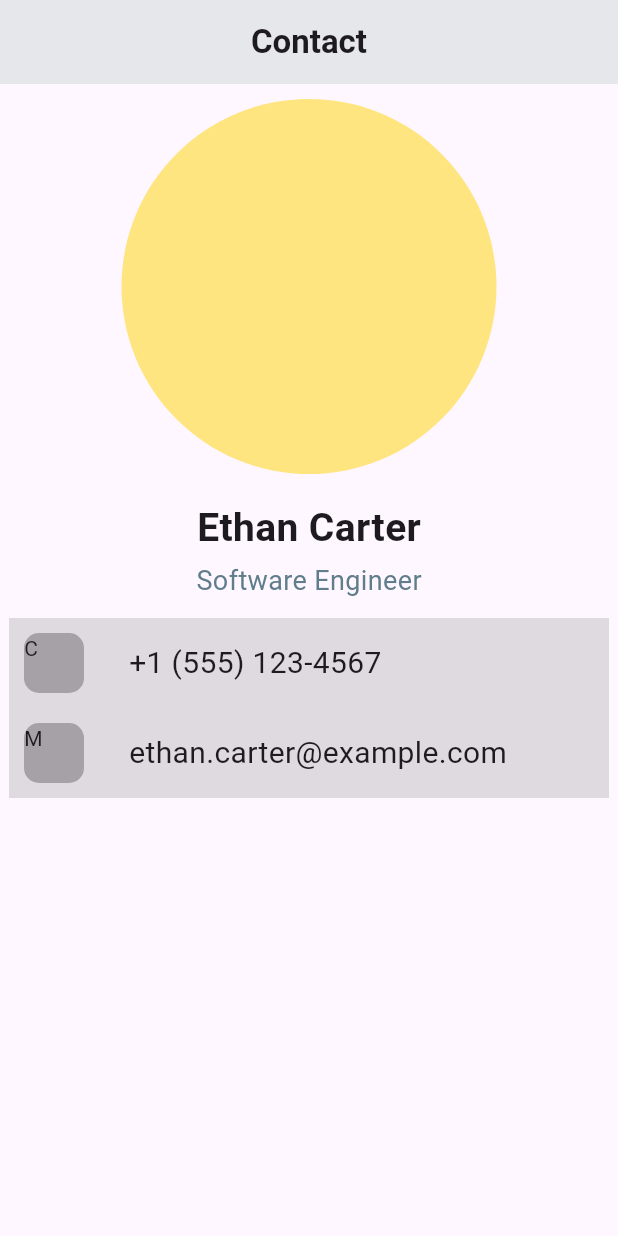
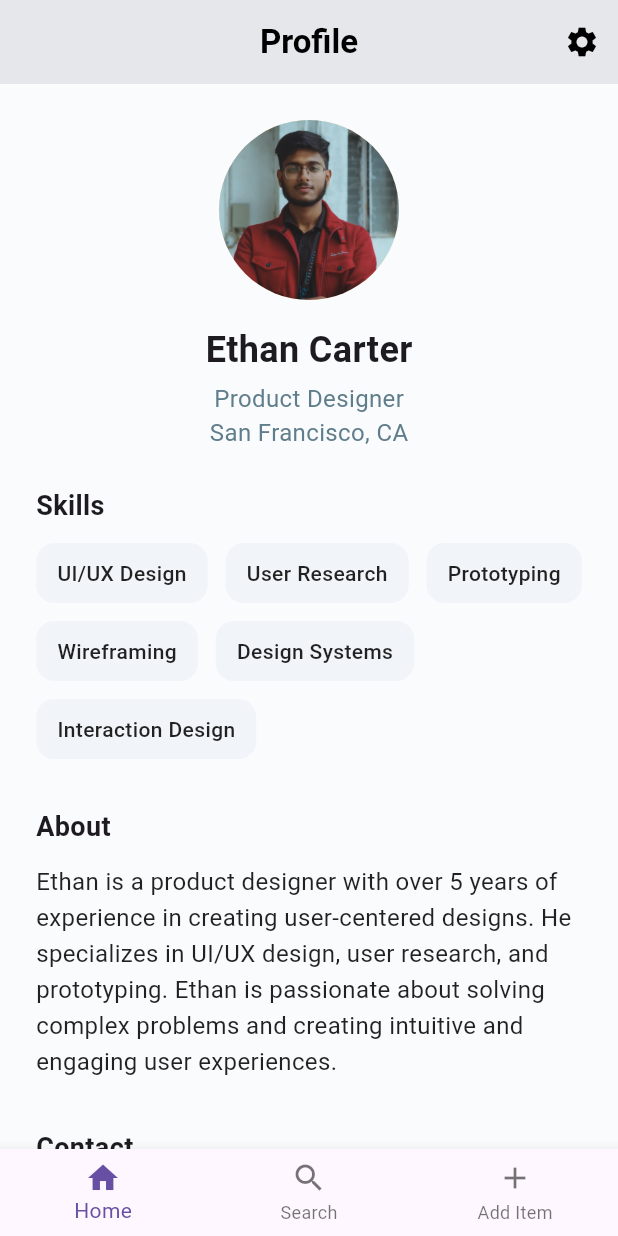
Before and after one commit to aadicode69/jovac_flutter, a Flutter app: the screen it shows after launch, on a phone screen of 412 x 824 dp. Run offline on Flutter 3.47's test engine with Material 3 defaults, Android fonts, the phone set to English and light mode, and no system bars.

Commit message:
Assignment_2

```diff
--- a/lib/main.dart
+++ b/lib/main.dart
@@ -10,134 +10,216 @@ class MyApp extends StatelessWidget {
   @override
   Widget build(BuildContext context) {
     return MaterialApp(
-      title: 'My First',
+      debugShowCheckedModeBanner: false,
+      title: "Profile Page",
       home: Scaffold(
+        backgroundColor: const Color(0xFFF9FBFC),
         appBar: AppBar(
-          backgroundColor: Color(0xFFE5E7EB),
+          backgroundColor: const Color(0xFFE5E7EB),
           title: const Text(
-            'Contact',
+            'Profile',
             style: TextStyle(
               fontWeight: FontWeight.bold,
+              color: Colors.black,
             ),
           ),
           centerTitle: true,
+          actions: [
+            IconButton(
+              icon: const Icon(Icons.settings, color: Colors.black),
+              onPressed: () {},
+            ),
+          ],
         ),
-        body: Center(
-          child: Column(
-            mainAxisAlignment: MainAxisAlignment.start,
-            crossAxisAlignment: CrossAxisAlignment.center,
-            children: [
-              Column(
-                children: [
-                  Container(
-                    margin: const EdgeInsets.only(top: 10),
-                    width: 250,
-                    height: 250,
-                    decoration: BoxDecoration(
-                      color: Colors.amberAccent.shade100,
-                      borderRadius: BorderRadius.circular(150),
-                    ),
-                  ),
-                  const SizedBox(height: 16),
-                  Container(
-                    alignment: Alignment.center,
-                    height: 40,
-                    width: 250,
-                    child: const Text(
-                      'Ethan Carter',
-                      style: TextStyle(
-                        fontWeight: FontWeight.bold,
-                        fontSize: 26,
-                      ),
-                    ),
-                  ),
-                  Container(
-                    alignment: Alignment.center,
-                    height: 30,
-                    width: 250,
-                    child: const Text(
-                      'Software Engineer',
-                      style: TextStyle(
-                        fontSize: 18,
-                        color: Colors.blueGrey,
-                      ),
-                    ),
-                  )
-                ],
-              ),
-              Column(
-                children: [
-                  const SizedBox(
-                    height: 10,
-                  ),
-                  Container(
-                    width: 400,
-                    height: 60,
-                    color: Colors.black12,
-                    child: Row(
-                      children: [
-                        Container(
-                          margin: const EdgeInsets.only(left: 10, right: 30),
-                          width: 40,
-                          height: 40,
-                          child: const Text('C'),
-                          decoration: BoxDecoration(
-                            color: Colors.black26,
-                            borderRadius: BorderRadius.circular(10),
-                          ),
-                        ),
-                        Container(
-                          alignment: Alignment.centerLeft,
-                          height: 40,
-                          width: 250,
-                          child: const Text(
-                            '+1 (555) 123-4567',
-                            style: TextStyle(
-                              fontSize: 20,
-                              fontWeight: FontWeight.normal,
-                            ),
-                          ),
-                        )
-                      ],
-                    ),
-                  ),
-                  Container(
-                    width: 400,
-                    height: 60,
-                    color: Colors.black12,
-                    child: Row(
-                      children: [
-                        Container(
-                          margin: const EdgeInsets.only(left: 10, right: 30),
-                          width: 40,
-                          height: 40,
-                          decoration: BoxDecoration(
-                            color: Colors.black26,
-                            borderRadius: BorderRadius.circular(10),
-                          ),
-                          child: const Text('M'),
-                        ),
-                        Container(
-                          alignment: Alignment.centerLeft,
-                          height: 40,
-                          width: 300,
-                          child: const Text(
-                            'ethan.carter@example.com',
-                            style: TextStyle(
-                              fontSize: 20,
-                              fontWeight: FontWeight.normal,
-                            ),
-                          ),
-                        )
-                      ],
-                    ),
-                  ),
-                ],
-              ),
-            ],
-          ),
+        body: const ProfilePage(),
+        bottomNavigationBar: BottomNavigationBar(
+          items: const [
+            BottomNavigationBarItem(icon: Icon(Icons.home), label: "Home"),
+            BottomNavigationBarItem(icon: Icon(Icons.search), label: "Search"),
+            BottomNavigationBarItem(icon: Icon(Icons.add), label: "Add Item"),
+          ],
         ),
       ),
     );
   }
 }
+
+class ProfilePage extends StatelessWidget {
+  const ProfilePage({super.key});
+
+  @override
+  Widget build(BuildContext context) {
+    return SafeArea(
+      child: SingleChildScrollView(
+        padding: const EdgeInsets.all(24),
+        child: Column(
+          crossAxisAlignment: CrossAxisAlignment.center,
+          children: [
+            // Avatar
+            Container(
+              width: 120,
+              height: 120,
+              decoration: BoxDecoration(
+                shape: BoxShape.circle,
+                color: Colors.orange[100],
+              ),
+              child: ClipOval(
+                child: Image.asset("assets/image/my.jpg", fit: BoxFit.cover),
+              ),
+            ),
+
+            const SizedBox(height: 16),
+
+            const Text(
+              'Ethan Carter',
+              style: TextStyle(fontSize: 24, fontWeight: FontWeight.bold),
+            ),
+            const SizedBox(height: 4),
+            const Text(
+              'Product Designer',
+              style: TextStyle(color: Colors.blueGrey, fontSize: 16),
+            ),
+            const Text(
+              'San Francisco, CA',
+              style: TextStyle(color: Colors.blueGrey, fontSize: 16),
+            ),
+
+            const SizedBox(height: 24),
+
+            // Skills
+            const Align(
+              alignment: Alignment.centerLeft,
+              child: Text(
+                'Skills',
+                style: TextStyle(fontSize: 18, fontWeight: FontWeight.bold),
+              ),
+            ),
+            const SizedBox(height: 12),
+            const Wrap(
+              spacing: 12,
+              runSpacing: 12,
+              children: [
+                SkillChip(label: 'UI/UX Design'),
+                SkillChip(label: 'User Research'),
+                SkillChip(label: 'Prototyping'),
+                SkillChip(label: 'Wireframing'),
+                SkillChip(label: 'Design Systems'),
+                SkillChip(label: 'Interaction Design'),
+              ],
+            ),
+
+            const SizedBox(height: 32),
+
+            // About
+            const Align(
+              alignment: Alignment.centerLeft,
+              child: Text(
+                'About',
+                style: TextStyle(fontSize: 18, fontWeight: FontWeight.bold),
+              ),
+            ),
+            const SizedBox(height: 12),
+            const Text(
+              'Ethan is a product designer with over 5 years of experience in creating user-centered designs. '
+              'He specializes in UI/UX design, user research, and prototyping. Ethan is passionate about solving '
+              'complex problems and creating intuitive and engaging user experiences.',
+              style:
+                  TextStyle(color: Colors.black87, fontSize: 16, height: 1.5),
+            ),
+
+            const SizedBox(height: 32),
+
+            // Contact
+            const Align(
+              alignment: Alignment.centerLeft,
+              child: Text(
+                'Contact',
+                style: TextStyle(fontSize: 18, fontWeight: FontWeight.bold),
+              ),
+            ),
+            const SizedBox(height: 12),
+            Row(
+              children: [
+                Container(
+                  padding: const EdgeInsets.all(10),
+                  decoration: BoxDecoration(
+                    color: const Color(0xFFF1F5F9),
+                    borderRadius: BorderRadius.circular(12),
+                  ),
+                  child: const Icon(Icons.email_outlined, color: Colors.black),
+                ),
+                const SizedBox(width: 12),
+                const Text(
+                  'ethan.carter@email.com',
+                  style: TextStyle(fontSize: 16),
+                )
+              ],
+            ),
+            const SizedBox(height: 12),
+            Row(
+              children: [
+                Container(
+                  padding: const EdgeInsets.all(10),
+                  decoration: BoxDecoration(
+                    color: const Color(0xFFF1F5F9),
+                    borderRadius: BorderRadius.circular(12),
+                  ),
+                  child: const Icon(Icons.call, color: Colors.black),
+                ),
+                const SizedBox(width: 12),
+                const Text(
+                  '(555) 123-4567',
+                  style: TextStyle(fontSize: 16),
+                )
+              ],
+            ),
+            const SizedBox(height: 12),
+            Row(
+              children: [
+                Container(
+                  padding: const EdgeInsets.all(10),
+                  decoration: BoxDecoration(
+                    color: const Color(0xFFF1F5F9),
+                    borderRadius: BorderRadius.circular(12),
+                  ),
+                  child: const Icon(Icons.linked_camera, color: Colors.black),
+                ),
+                const SizedBox(width: 12),
+                const Text(
+                  'linkedin.com/in/ethancarter',
+                  style: TextStyle(fontSize: 16),
+                )
+              ],
+            ),
+            const SizedBox(height: 24),
+          ],
+        ),
+      ),
+    );
+  }
+}
+
+class SkillChip extends StatelessWidget {
+  final String label;
+
+  const SkillChip({super.key, required this.label});
+
+  @override
+  Widget build(BuildContext context) {
+    return Container(
+      padding: const EdgeInsets.symmetric(horizontal: 14, vertical: 10),
+      decoration: BoxDecoration(
+        color: const Color(0xFFF1F5F9),
+        borderRadius: BorderRadius.circular(12),
+      ),
+      child: Text(
+        label,
+        style: const TextStyle(
+          color: Colors.black87,
+          fontSize: 14,
+          fontWeight: FontWeight.w500,
+        ),
+      ),
+    );
+  }
+}
--- a/pubspec.yaml
+++ b/pubspec.yaml
@@ -59,7 +59,8 @@ flutter:
   uses-material-design: true
 
   # To add assets to your application, add an assets section, like this:
-  # assets:
+  assets:
+    - assets/image/
   #   - images/a_dot_burr.jpeg
   #   - images/a_dot_ham.jpeg
 
```
Also changed, not shown: assets/image/content.png (added), assets/image/my.jpg (added), assets/image/my2.jpg (added), assets/image/ps-final.png (added), assets/image/unnamed.jpg (added).
